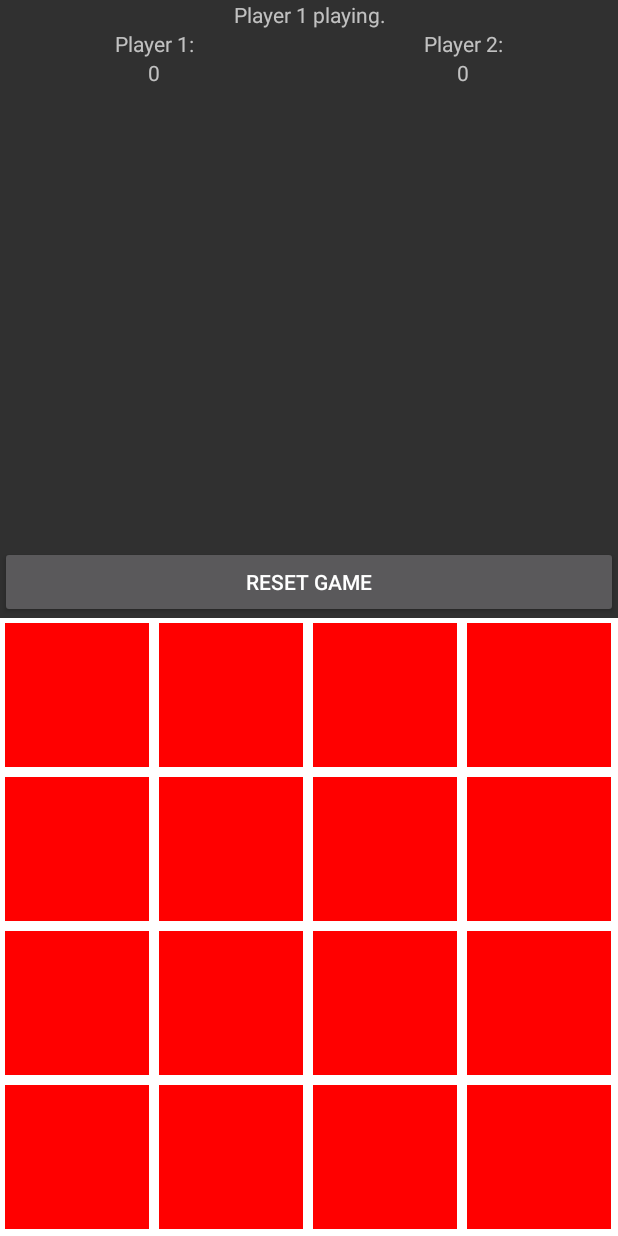
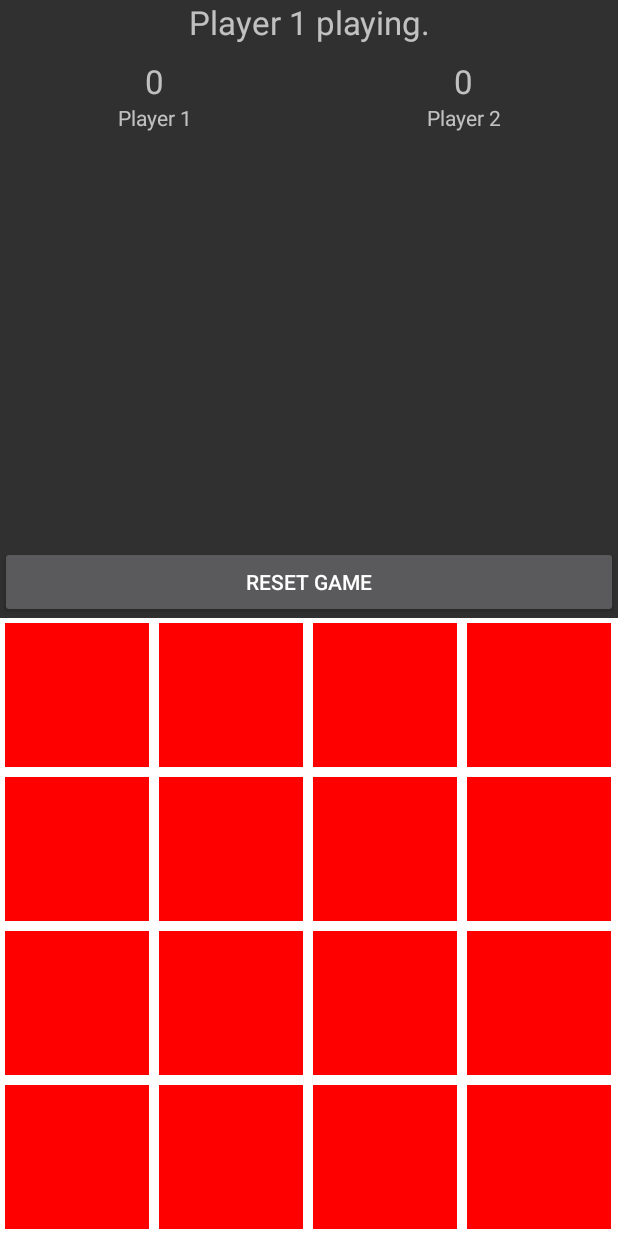
Before and after one commit to kristijan-pajtasev/android-memory-game, an Android app: the screen it shows after launch (MainActivity), on a phone screen of 412 x 824 dp. Run offline under Robolectric (Android 15) with nearby library versions, the phone set to English and light mode, and no system bars.

Commit message:
layout updated

```diff
--- a/app/src/main/res/layout/activity_main.xml
+++ b/app/src/main/res/layout/activity_main.xml
@@ -13,7 +13,8 @@
             android:layout_width="match_parent"
             android:layout_height="wrap_content"
             android:id="@+id/gameStatus"
-            android:textAlignment="center" />
+            android:textAlignment="center"
+            android:textSize="22dp"/>
 
     </LinearLayout>
 
@@ -24,8 +25,8 @@
         android:layout_width="match_parent"
         android:layout_height="wrap_content"
         android:layout_above="@id/gameResetButton"
+        android:layout_marginTop="10dp"
         android:layout_below="@id/statusLayout">
-
 
         <LinearLayout
             android:orientation="vertical"
@@ -33,15 +34,16 @@
             android:layout_height="wrap_content"
             android:layout_weight="1" >
             <TextView
+                android:id="@+id/playerOneScore"
+                android:layout_width="match_parent"
+                android:textAlignment="center"
+                android:textSize="22dp"
+                android:layout_height="wrap_content"/>
+            <TextView
                 android:layout_width="match_parent"
                 android:textAlignment="center"
                 android:layout_height="wrap_content"
                 android:text="@string/player_1_score"/>
-            <TextView
-                android:id="@+id/playerOneScore"
-                android:layout_width="match_parent"
-                android:textAlignment="center"
-                android:layout_height="wrap_content"/>
         </LinearLayout>
 
         <LinearLayout
@@ -50,15 +52,16 @@
             android:layout_height="wrap_content"
             android:layout_weight="1" >
             <TextView
+                android:id="@+id/playerTwoScore"
+                android:layout_width="match_parent"
+                android:textAlignment="center"
+                android:textSize="22dp"
+                android:layout_height="wrap_content" />
+            <TextView
                 android:layout_width="match_parent"
                 android:textAlignment="center"
                 android:layout_height="wrap_content"
                 android:text="@string/player_2_score"/>
-            <TextView
-                android:id="@+id/playerTwoScore"
-                android:layout_width="match_parent"
-                android:textAlignment="center"
-                android:layout_height="wrap_content" />
         </LinearLayout>
 
 
--- a/app/src/main/res/values/strings.xml
+++ b/app/src/main/res/values/strings.xml
@@ -1,6 +1,6 @@
 <resources>
     <string name="app_name">Assignment02</string>
     <string name="reset_game">Reset Game</string>
-    <string name="player_1_score">Player 1:</string>
-    <string name="player_2_score">Player 2:</string>
+    <string name="player_1_score">Player 1</string>
+    <string name="player_2_score">Player 2</string>
 </resources>
```
